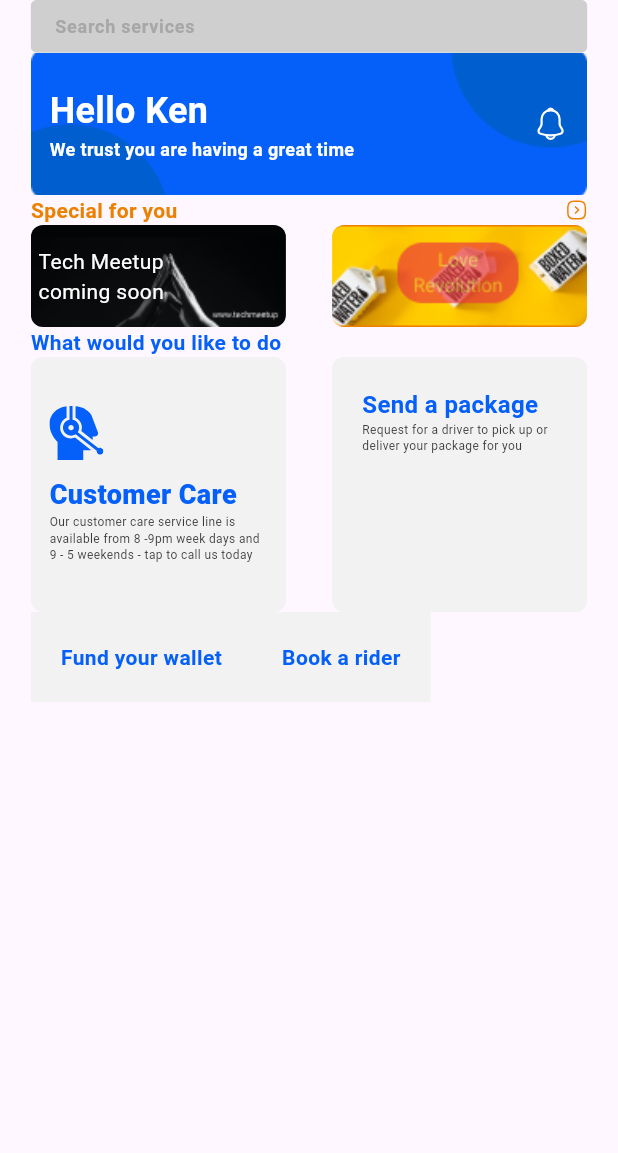
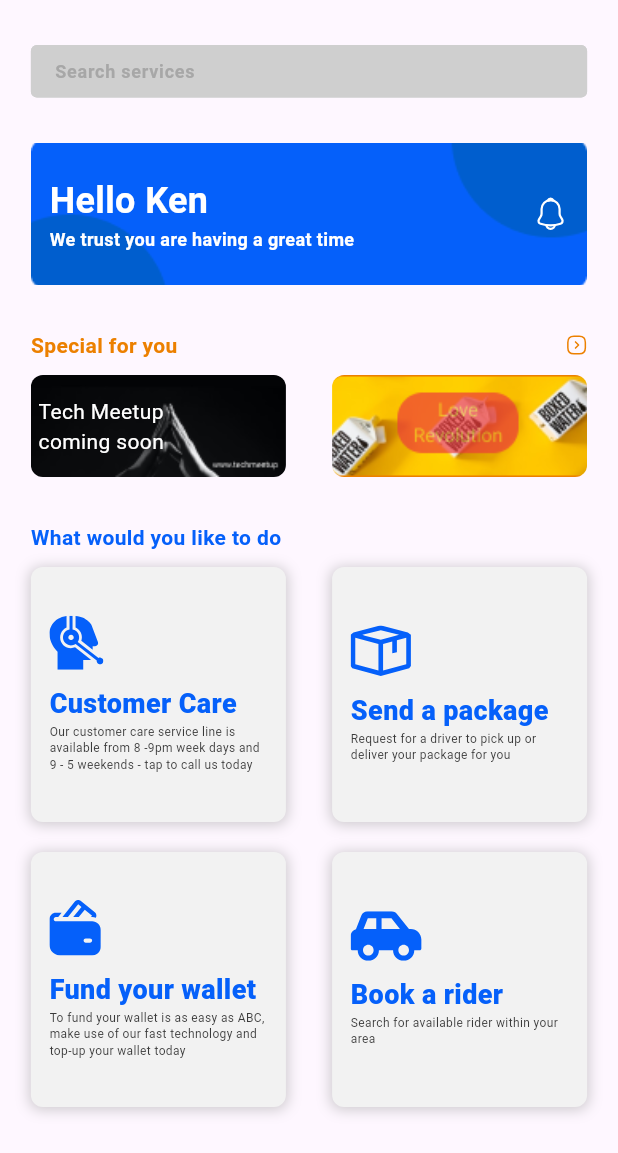
Before and after one commit to Nekori228/Redi_Express, a Flutter app: the Home screen opened directly, on a phone screen of 412 x 824 dp. Shown: the top 1153 px of the screen. Run offline on Flutter 3.47's test engine with Material 2 defaults, Android fonts, the phone set to English and light mode, and no system bars; our stand-ins replace flutter_svg, google_fonts, pin_code_fields, shared_preferences; accounts and stored records are empty.

Commit message:
Success session 1 and 2

```diff
--- a/lib/pages/home.dart
+++ b/lib/pages/home.dart
@@ -92,6 +92,7 @@ class _HomeState extends State<Home> {
               horizontal: MediaQuery.of(context).size.width * 0.05),
           child: Column(
             children: [
+              SizedBox(height: 30),
               SizedBox(
                 height: 35,
                 child: TextField(
@@ -116,6 +117,7 @@ class _HomeState extends State<Home> {
                   ),
                 ),
               ),
+              SizedBox(height: 30),
               Container(
                 width: double.infinity,
                 height: 95,
@@ -156,6 +158,7 @@ class _HomeState extends State<Home> {
                   ),
                 ),
               ),
+              SizedBox(height: 30),
               Row(
                 children: [
                   Text(
@@ -169,6 +172,7 @@ class _HomeState extends State<Home> {
                   SvgPicture.asset('assets/icons/arrow.svg')
                 ],
               ),
+              SizedBox(height: 10),
               Row(
                 children: [
                   Container(
@@ -186,14 +190,12 @@ class _HomeState extends State<Home> {
                       children: [
                         Container(
                           margin: EdgeInsets.fromLTRB(5, 0, 70, 0),
-                          child: Expanded(
                           child: Text(
                             "Tech Meetup coming soon",
                             style: GoogleFonts.roboto(
                                 color: Colors.white,
                                 fontSize: 14,
                                 fontWeight: FontWeight.w400),
-                            ),
                           ),
                         ),
                       ],
@@ -213,6 +215,7 @@ class _HomeState extends State<Home> {
                   ),
                 ],
               ),
+              SizedBox(height: 30),
               Row(
                 children: [
                   Text(
@@ -224,6 +227,7 @@ class _HomeState extends State<Home> {
                   ),
                 ],
               ),
+              SizedBox(height: 10),
               Row(
                 children: [
                   GestureDetector(
@@ -236,15 +240,28 @@ class _HomeState extends State<Home> {
                       decoration: BoxDecoration(
                         borderRadius: BorderRadius.circular(8),
                         color: _container1Color,
+                        boxShadow: [
+                          BoxShadow(
+                            color: Colors.grey.withOpacity(0.5),
+                            spreadRadius: 1,
+                            blurRadius: 7,
+                            offset: Offset(0, 1),
+                          ),
+                        ],
+
                       ),
                       child: Container(
                         margin: EdgeInsets.symmetric(
-                            horizontal: MediaQuery.of(context).size.width * 0.03),
+                            horizontal:
+                                MediaQuery.of(context).size.width * 0.03),
                         child: Column(
                           crossAxisAlignment: CrossAxisAlignment.start,
                           children: [
                             Spacer(),
-                            SvgPicture.asset('assets/icons/ima_cont1.svg', color: _SvgColor1,),
+                            SvgPicture.asset(
+                              'assets/icons/ima_cont1.svg',
+                              color: _SvgColor1,
+                            ),
                             SizedBox(height: 10),
                             Text(
                               'Customer Care',
@@ -253,14 +270,12 @@ class _HomeState extends State<Home> {
                                   fontSize: 18,
                                   fontWeight: FontWeight.w800),
                             ),
-                            Expanded(
-                              child: Text(
+                            Text(
                               'Our customer care service line is available from 8 -9pm week days and 9 - 5 weekends - tap to call us today',
                               style: GoogleFonts.roboto(
                                   color: _smalltextColor1,
                                   fontSize: 8,
                                   fontWeight: FontWeight.w400),
-                              ),
                             ),
                             Spacer(),
                           ],
@@ -279,33 +294,51 @@ class _HomeState extends State<Home> {
                       decoration: BoxDecoration(
                         borderRadius: BorderRadius.circular(8),
                         color: _container2Color,
+                        boxShadow: [
+                          BoxShadow(
+                            color: Colors.grey.withOpacity(0.5),
+                            spreadRadius: 1,
+                            blurRadius: 7,
+                            offset: Offset(0, 1),
                           ),
-                      padding: EdgeInsets.all(20),
+                        ],
+                      ),
+                      child: Container(
+                        margin: EdgeInsets.symmetric(
+                            horizontal:
+                                MediaQuery.of(context).size.width * 0.03),
                         child: Column(
                           crossAxisAlignment: CrossAxisAlignment.start,
                           children: [
+                            Spacer(),
+                            SvgPicture.asset(
+                              'assets/icons/ima_cont2.svg',
+                              color: _SvgColor2,
+                            ),
+                            SizedBox(height: 10),
                             Text(
                               'Send a package',
                               style: GoogleFonts.roboto(
                                   color: _textColor2,
-                                fontSize: 16,
-                                fontWeight: FontWeight.w600),
+                                  fontSize: 18,
+                                  fontWeight: FontWeight.w800),
                             ),
-                          Expanded(
-                            child: Text(
+                            Text(
                               'Request for a driver to pick up or deliver your package for you',
                               style: GoogleFonts.roboto(
                                   color: _smalltextColor2,
                                   fontSize: 8,
                                   fontWeight: FontWeight.w400),
                             ),
+                            Spacer(),
+                          ],
                         ),
-                        ],
                       ),
                     ),
                   ),
                 ],
               ),
+              SizedBox(height: 20),
               Row(
                 children: [
                   GestureDetector(
@@ -313,30 +346,103 @@ class _HomeState extends State<Home> {
                       _changeColor(3);
                     },
                     child: Container(
+                      width: 170,
+                      height: 170,
+                      decoration: BoxDecoration(
+                        borderRadius: BorderRadius.circular(8),
                         color: _container3Color,
-                      padding: EdgeInsets.all(20),
-                      child: Text(
+                        boxShadow: [
+                          BoxShadow(
+                            color: Colors.grey.withOpacity(0.5),
+                            spreadRadius: 1,
+                            blurRadius: 7,
+                            offset: Offset(0, 1),
+                          ),
+                        ],
+                      ),
+                      child: Container(
+                        margin: EdgeInsets.symmetric(
+                            horizontal:
+                                MediaQuery.of(context).size.width * 0.03),
+                        child: Column(
+                          crossAxisAlignment: CrossAxisAlignment.start,
+                          children: [
+                            Spacer(),
+                            SvgPicture.asset(
+                              'assets/icons/ima_cont3.svg',
+                              color: _SvgColor3,
+                            ),
+                            SizedBox(height: 10),
+                            Text(
                               'Fund your wallet',
                               style: GoogleFonts.roboto(
                                   color: _textColor3,
-                            fontSize: 14,
-                            fontWeight: FontWeight.w600),
+                                  fontSize: 18,
+                                  fontWeight: FontWeight.w800),
+                            ),
+                            Text(
+                              'To fund your wallet is as easy as ABC, make use of our fast technology and top-up your wallet today',
+                              style: GoogleFonts.roboto(
+                                  color: _smalltextColor3,
+                                  fontSize: 8,
+                                  fontWeight: FontWeight.w400),
+                            ),
+                            Spacer(),
+                          ],
                         ),
                       ),
                     ),
+                  ),
+                  Spacer(),
                   GestureDetector(
                     onTap: () {
                       _changeColor(4);
                     },
                     child: Container(
+                      width: 170,
+                      height: 170,
+                      decoration: BoxDecoration(
+                        borderRadius: BorderRadius.circular(8),
                         color: _container4Color,
-                      padding: EdgeInsets.all(20),
-                      child: Text(
+                        boxShadow: [
+                          BoxShadow(
+                            color: Colors.grey.withOpacity(0.5),
+                            spreadRadius: 1,
+                            blurRadius: 7,
+                            offset: Offset(0, 1),
+                          ),
+                        ],
+                      ),
+                      child: Container(
+                        margin: EdgeInsets.symmetric(
+                            horizontal:
+                                MediaQuery.of(context).size.width * 0.03),
+                        child: Column(
+                          crossAxisAlignment: CrossAxisAlignment.start,
+                          children: [
+                            Spacer(),
+                            SvgPicture.asset(
+                              'assets/icons/ima_cont4.svg',
+                              color: _SvgColor4,
+                            ),
+                            SizedBox(height: 10),
+                            Text(
                               'Book a rider',
                               style: GoogleFonts.roboto(
                                   color: _textColor4,
-                            fontSize: 14,
-                            fontWeight: FontWeight.w600),
+                                  fontSize: 18,
+                                  fontWeight: FontWeight.w800),
+                            ),
+                            Text(
+                              'Search for available rider within your area',
+                              style: GoogleFonts.roboto(
+                                  color: _smalltextColor4,
+                                  fontSize: 8,
+                                  fontWeight: FontWeight.w400),
+                            ),
+                            Spacer(),
+                          ],
+                        ),
                       ),
                     ),
                   ),
```
Also changed, not shown: assets/icons/ima_cont2.svg (added), assets/icons/ima_cont3.svg (added), assets/icons/ima_cont4.svg (added). Lines whose indentation alone changed are shown as unchanged.
